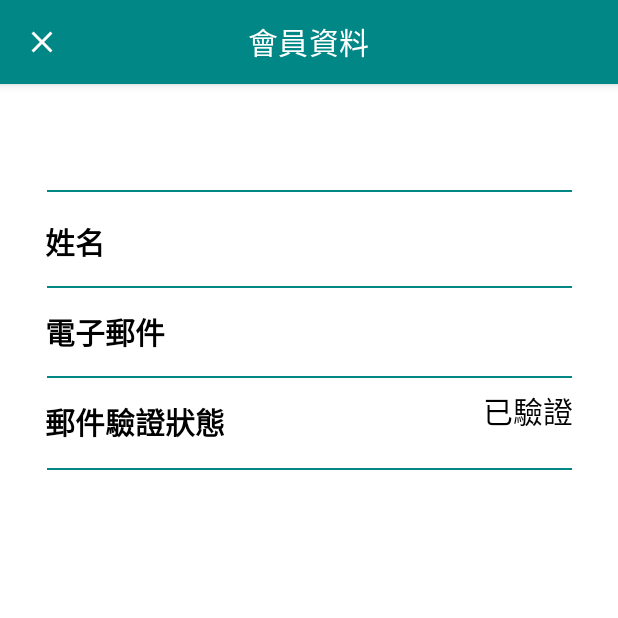
After one commit to johnson0471/Smoke_detector, an Android app: the PersonalActivity screen opened directly, with no data from a screen before it, on a phone screen of 412 x 824 dp, the top half of it. The commit adds this screen. Run offline under Robolectric (Android 15) with nearby library versions, the phone set to English and light mode, and no system bars; our stand-ins replace Firebase (no records; nobody signed in at launch, a user with empty details on screens opened directly).

```diff
--- /dev/null
+++ b/app/src/main/java/com/example/smoke_detector/PersonalActivity.kt
@@ -0,0 +1,48 @@
+package com.example.smoke_detector
+
+import android.content.Intent
+import androidx.appcompat.app.AppCompatActivity
+import android.os.Bundle
+import android.view.LayoutInflater
+import com.example.smoke_detector.databinding.ActivityLoginBinding
+import com.example.smoke_detector.databinding.ActivityPersonalBinding
+import com.google.firebase.auth.FirebaseAuth
+import com.google.firebase.database.DatabaseReference
+
+class PersonalActivity : AppCompatActivity() {
+
+    private val TAG = javaClass.simpleName
+    private lateinit var database: DatabaseReference
+    private lateinit var auth: FirebaseAuth
+    private lateinit var binding: ActivityPersonalBinding
+
+    override fun onCreate(savedInstanceState: Bundle?) {
+        super.onCreate(savedInstanceState)
+        binding = ActivityPersonalBinding.inflate(layoutInflater)
+        auth = FirebaseAuth.getInstance()
+        setContentView(binding.root)
+        binding.materialToolbar.setNavigationOnClickListener {
+            startActivity(Intent(this,Control_Fragment_Activity::class.java))
+            finish()
+        }
+    }
+
+    override fun onStart() {
+        super.onStart()
+        personalData()
+    }
+
+    private fun personalData(){
+        val user = auth.currentUser
+        user?.let {
+            val name = user.displayName
+            val email = user.email
+            val emailVerify = user.isEmailVerified
+            binding.tvName.text = name
+            binding.tvEmail.text = email
+            if (emailVerify) {
+                binding.tvEmailVerify.text = "已驗證"
+            }else binding.tvEmailVerify.text = "未驗證"
+        }
+    }
+}
--- /dev/null
+++ b/app/src/main/res/layout/activity_personal.xml
@@ -0,0 +1,150 @@
+<?xml version="1.0" encoding="utf-8"?>
+<androidx.constraintlayout.widget.ConstraintLayout xmlns:android="http://schemas.android.com/apk/res/android"
+    xmlns:app="http://schemas.android.com/apk/res-auto"
+    android:id="@+id/personalInfoFragment"
+    xmlns:tools="http://schemas.android.com/tools"
+    android:layout_width="match_parent"
+    android:layout_height="match_parent"
+    android:background="@color/white"
+    tools:context=".PersonalActivity">
+
+    <com.google.android.material.appbar.AppBarLayout
+        android:id="@+id/appBarLayout"
+        android:layout_width="match_parent"
+        android:layout_height="wrap_content"
+        android:background="@color/teal_700"
+        app:layout_constraintStart_toStartOf="parent"
+        app:layout_constraintTop_toTopOf="parent">
+
+        <com.google.android.material.appbar.MaterialToolbar
+            android:id="@+id/materialToolbar"
+            android:layout_width="match_parent"
+            android:layout_height="?attr/actionBarSize"
+            app:navigationIcon="@drawable/ic_close"
+            app:title="會員資料"
+            app:titleCentered="true" />
+    </com.google.android.material.appbar.AppBarLayout>
+
+    <View
+        android:id="@+id/view1"
+        android:layout_width="350dp"
+        android:layout_height="1dp"
+        android:background="@color/teal_700"
+        app:layout_constraintBottom_toTopOf="@+id/nameTitle"
+        app:layout_constraintEnd_toEndOf="parent"
+        app:layout_constraintHorizontal_bias="0.5"
+        app:layout_constraintStart_toStartOf="parent"
+        app:layout_constraintTop_toBottomOf="@+id/appBarLayout"
+        app:layout_constraintVertical_bias="0.8" />
+
+    <com.google.android.material.textview.MaterialTextView
+        android:id="@+id/nameTitle"
+        android:layout_width="wrap_content"
+        android:layout_height="wrap_content"
+        android:layout_marginStart="30dp"
+        android:layout_marginTop="90dp"
+        android:text="姓名"
+        android:textStyle="bold"
+        android:textColor="@color/black"
+        android:textSize="20sp"
+        app:layout_constraintEnd_toStartOf="@+id/tvName"
+        app:layout_constraintHorizontal_bias="0.0"
+        app:layout_constraintStart_toStartOf="parent"
+        app:layout_constraintTop_toBottomOf="@+id/appBarLayout" />
+
+    <com.google.android.material.textview.MaterialTextView
+        android:id="@+id/tvName"
+        android:layout_width="wrap_content"
+        android:layout_height="wrap_content"
+        android:layout_marginEnd="30dp"
+        android:layout_marginTop="88dp"
+        android:textColor="@color/black"
+        android:textSize="20sp"
+        app:layout_constraintEnd_toEndOf="parent"
+        app:layout_constraintTop_toBottomOf="@+id/appBarLayout" />
+
+    <View
+        android:id="@+id/view2"
+        android:layout_width="350dp"
+        android:layout_height="1dp"
+        android:background="@color/teal_700"
+        app:layout_constraintBottom_toTopOf="@+id/emailTitle"
+        app:layout_constraintEnd_toEndOf="parent"
+        app:layout_constraintStart_toStartOf="parent"
+        app:layout_constraintTop_toBottomOf="@+id/nameTitle" />
+
+    <com.google.android.material.textview.MaterialTextView
+        android:id="@+id/emailTitle"
+        android:layout_width="wrap_content"
+        android:layout_height="wrap_content"
+        android:layout_marginTop="30dp"
+        android:layout_marginStart="30dp"
+        android:text="電子郵件"
+        android:textStyle="bold"
+        android:textColor="@color/black"
+        android:textSize="20sp"
+        app:layout_constraintEnd_toStartOf="@+id/tvEmail"
+        app:layout_constraintHorizontal_bias="0"
+        app:layout_constraintStart_toStartOf="parent"
+        app:layout_constraintTop_toBottomOf="@+id/nameTitle" />
+
+    <com.google.android.material.textview.MaterialTextView
+        android:id="@+id/tvEmail"
+        android:layout_width="wrap_content"
+        android:layout_height="wrap_content"
+        android:layout_marginTop="30dp"
+        android:layout_marginEnd="30dp"
+        android:textColor="@color/black"
+        android:textSize="20sp"
+        app:layout_constraintEnd_toEndOf="parent"
+        app:layout_constraintTop_toBottomOf="@+id/tvName" />
+
+    <View
+        android:id="@+id/view3"
+        android:layout_width="350dp"
+        android:layout_height="1dp"
+        android:background="@color/teal_700"
+        app:layout_constraintBottom_toTopOf="@+id/emailVerifyTitle"
+        app:layout_constraintEnd_toEndOf="parent"
+        app:layout_constraintStart_toStartOf="parent"
+        app:layout_constraintTop_toBottomOf="@+id/emailTitle" />
+
+    <com.google.android.material.textview.MaterialTextView
+        android:id="@+id/emailVerifyTitle"
+        android:layout_width="wrap_content"
+        android:layout_height="wrap_content"
+        android:layout_marginTop="30dp"
+        android:layout_marginStart="30dp"
+        android:text="郵件驗證狀態"
+        android:textStyle="bold"
+        android:textColor="@color/black"
+        android:textSize="20sp"
+        app:layout_constraintEnd_toStartOf="@+id/tvEmailVerify"
+        app:layout_constraintHorizontal_bias="0.0"
+        app:layout_constraintStart_toStartOf="parent"
+        app:layout_constraintTop_toBottomOf="@+id/emailTitle" />
+
+    <com.google.android.material.textview.MaterialTextView
+        android:id="@+id/tvEmailVerify"
+        android:layout_width="wrap_content"
+        android:layout_height="wrap_content"
+        android:layout_marginTop="30dp"
+        android:layout_marginEnd="30dp"
+        android:textColor="@color/black"
+        android:textSize="20sp"
+        app:layout_constraintEnd_toEndOf="parent"
+        app:layout_constraintTop_toBottomOf="@+id/tvEmail" />
+
+    <View
+        android:id="@+id/view4"
+        android:layout_width="350dp"
+        android:layout_height="1dp"
+        android:background="@color/teal_700"
+        app:layout_constraintBottom_toBottomOf="parent"
+        app:layout_constraintEnd_toEndOf="parent"
+        app:layout_constraintHorizontal_bias="0.5"
+        app:layout_constraintStart_toStartOf="parent"
+        app:layout_constraintTop_toBottomOf="@+id/emailVerifyTitle"
+        app:layout_constraintVertical_bias="0.03" />
+
+</androidx.constraintlayout.widget.ConstraintLayout>
--- a/app/src/main/res/layout/fragment_camera.xml
+++ b/app/src/main/res/layout/fragment_camera.xml
@@ -10,7 +10,6 @@
 
     <WebView
         android:id="@+id/streamView"
-        android:backgroundTint="@color/black_75"
         android:layout_width="match_parent"
         android:layout_height="350dp"
         android:layout_marginTop="70dp"
@@ -62,7 +61,7 @@
     </androidx.appcompat.widget.LinearLayoutCompat>
 
     <com.google.android.material.button.MaterialButton
-        android:id="@+id/materialButton"
+        android:id="@+id/btnSync"
         android:layout_width="175dp"
         android:layout_height="wrap_content"
         android:layout_marginTop="20dp"
@@ -89,6 +88,6 @@
         app:layout_constraintEnd_toEndOf="parent"
         app:layout_constraintHorizontal_bias="0.498"
         app:layout_constraintStart_toStartOf="parent"
-        app:layout_constraintTop_toBottomOf="@+id/materialButton" />
+        app:layout_constraintTop_toBottomOf="@+id/btnSync" />
 
 </androidx.constraintlayout.widget.ConstraintLayout>
--- a/app/src/main/res/menu/main_navigation_drawer.xml
+++ b/app/src/main/res/menu/main_navigation_drawer.xml
@@ -6,6 +6,8 @@
             android:icon="@drawable/ic_settings"
             android:iconTint="@color/black"
             android:title="設定數據" />
+    </group>
+    <group android:checkableBehavior="single">
         <item
             android:id="@+id/item_logout"
             android:icon="@drawable/ic_logout"
--- a/app/src/main/res/navigation/nav.xml
+++ b/app/src/main/res/navigation/nav.xml
@@ -25,4 +25,9 @@
         android:name="com.example.smoke_detector.ResidentialFragment"
         android:label="濕度偵測"
         tools:layout="@layout/fragment_residential" />
+    <fragment
+        android:id="@+id/personalInfoFragment"
+        android:name="com.example.smoke_detector.PersonalInfoFragment"
+        android:label="fragment_personal_info"
+        tools:layout="@layout/fragment_personal_info" />
 </navigation>
```
Also changed, not shown: app/src/main/AndroidManifest.xml (+21 -11 lines), app/src/main/java/com/example/smoke_detector/Activity_login.kt (+8 -16 lines), app/src/main/java/com/example/smoke_detector/Activity_registered.kt (+29 -16 lines), app/src/main/java/com/example/smoke_detector/CameraFragment.kt (+13 -8 lines), app/src/main/java/com/example/smoke_detector/Control_Fragment_Activity.kt (+53 -52 lines), app/src/main/java/com/example/smoke_detector/MyService.kt (+91 -45 lines), app/src/main/java/com/example/smoke_detector/MyWorker.kt (+9 -8 lines), app/src/main/java/com/example/smoke_detector/ResidentialFragment.kt (+19 -20 lines), app/src/main/java/com/example/smoke_detector/SettingFragment.kt (+4 -3 lines), app/src/main/res/layout/activity_control.xml (+4 -5 lines), app/src/main/res/layout/header_navigation.xml (+37 -14 lines), app/src/main/res/menu/top.xml (+5 -3 lines), app/src/main/res/drawable-hdpi/logo.png (added).
